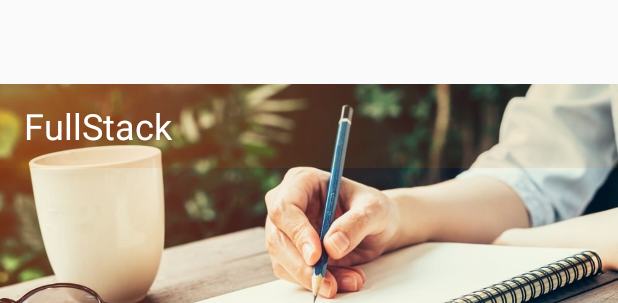
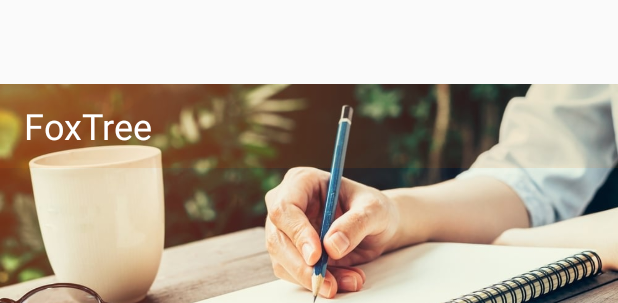
Before and after one commit to polymr-fox/FoxTree, an Android app: the layout activity_main.xml on its own in the app's theme, with its tools: preview values and no code run, on a phone screen of 412 x 824 dp. Shown: the top 303 px of the screen. Run offline under Robolectric (Android 15) with nearby library versions, the light colour scheme and no system bars.

Commit message:
change app name

```diff
--- a/app/src/main/res/values/strings.xml
+++ b/app/src/main/res/values/strings.xml
@@ -1,5 +1,5 @@
 <resources>
-    <string name="app_name">FullStack</string>
+    <string name="app_name">FoxTree</string>
     <string name="title_home">Мой профиль</string>
     <string name="title_events">События</string>
     <string name="title_courses">Курсы</string>
```
